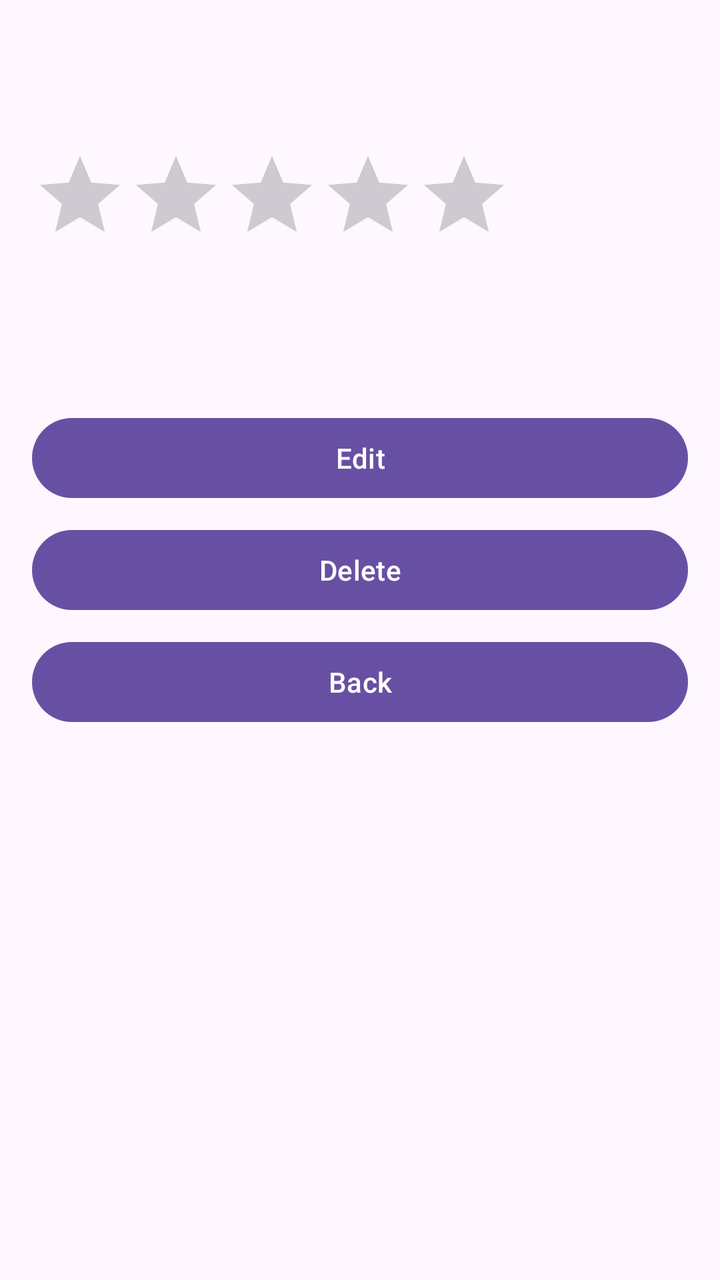
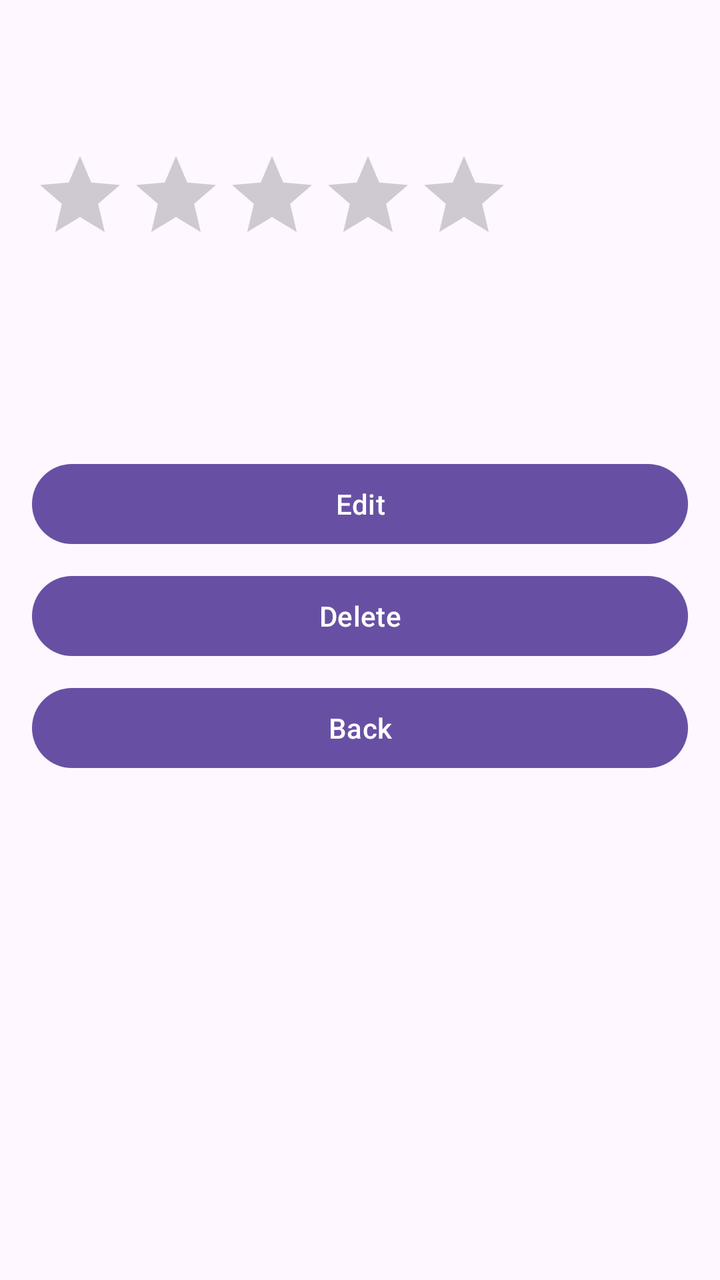

An Android layout rendered at two revisions. The XML below is the earlier revision; the diff shows what the commit changed to produce the second picture.
<!-- AndroidManifest.xml: application theme Theme.Bookshelf -->
<!-- res/layout/fragment_book_detail.xml -->
<?xml version="1.0" encoding="utf-8"?>
<LinearLayout xmlns:android="http://schemas.android.com/apk/res/android"
    android:orientation="vertical" android:padding="16dp"
    android:layout_width="match_parent" android:layout_height="match_parent">

    <TextView android:id="@+id/tvTitle" android:textStyle="bold"
        android:textSize="20sp" android:layout_width="wrap_content"
        android:layout_height="wrap_content"/>

    <TextView android:id="@+id/tvAuthor" android:layout_marginTop="4dp"
        android:layout_width="wrap_content" android:layout_height="wrap_content"/>

    <RatingBar
        android:id="@+id/detailRating"
        android:layout_marginTop="8dp"
        android:numStars="5"
        android:stepSize="1"
        android:isIndicator="true"
        android:clickable="false"
        android:focusable="false"
        android:layout_width="wrap_content"
        android:layout_height="wrap_content"/>


    <TextView android:id="@+id/tvRead"
        android:layout_marginTop="8dp" android:layout_width="wrap_content"
        android:layout_height="wrap_content"/>

    <TextView android:id="@+id/tvNotes" android:layout_marginTop="12dp"
        android:layout_width="wrap_content" android:layout_height="wrap_content"/>

    <com.google.android.material.button.MaterialButton
        android:id="@+id/btnEdit"
        style="?attr/materialButtonStyle"
        android:layout_width="match_parent"
        android:layout_height="wrap_content"
        android:text="@string/edit"
        android:layout_marginTop="16dp"/>

    <com.google.android.material.button.MaterialButton
        android:id="@+id/btnDelete"
        style="?attr/materialButtonStyle"
        android:layout_width="match_parent"
        android:layout_height="wrap_content"
        android:text="@string/delete"
        android:layout_marginTop="8dp"/>
    <com.google.android.material.button.MaterialButton
        android:id="@+id/btnBack"
        style="?attr/materialButtonStyle"
        android:layout_width="match_parent"
        android:layout_height="wrap_content"
        android:text="@string/back"
        android:layout_marginTop="8dp"/>


</LinearLayout>
<!-- resources referenced by this layout -->
<resources>
  <string name="back">Back</string>
  <string name="delete">Delete</string>
  <string name="edit">Edit</string>
  <style name="Theme.Bookshelf" parent="Theme.Material3.Light.NoActionBar">
          <item name="colorPrimary">@color/md_theme_primary</item>
          <item name="colorOnPrimary">@color/md_theme_onPrimary</item>
          <item name="colorSecondary">@color/md_theme_secondary</item>
          <item name="android:statusBarColor">@color/md_theme_primary</item>
          <item name="android:navigationBarColor">@color/md_theme_surface</item>
      </style>
  <color name="md_theme_primary">#6750A4</color>
  <color name="md_theme_onPrimary">#FFFFFF</color>
  <color name="md_theme_secondary">#625B71</color>
  <color name="md_theme_surface">#FFFBFE</color>
</resources>

<!-- the commit's change to res/layout/fragment_book_detail.xml (unified diff, before → after) -->
@@ -20,6 +20,11 @@
         android:focusable="false"
         android:layout_width="wrap_content"
         android:layout_height="wrap_content"/>
+    <TextView
+        android:id="@+id/tvGenre"
+        android:layout_width="wrap_content"
+        android:layout_height="wrap_content"
+        android:layout_marginTop="4dp" />
 
 
     <TextView android:id="@+id/tvRead"
